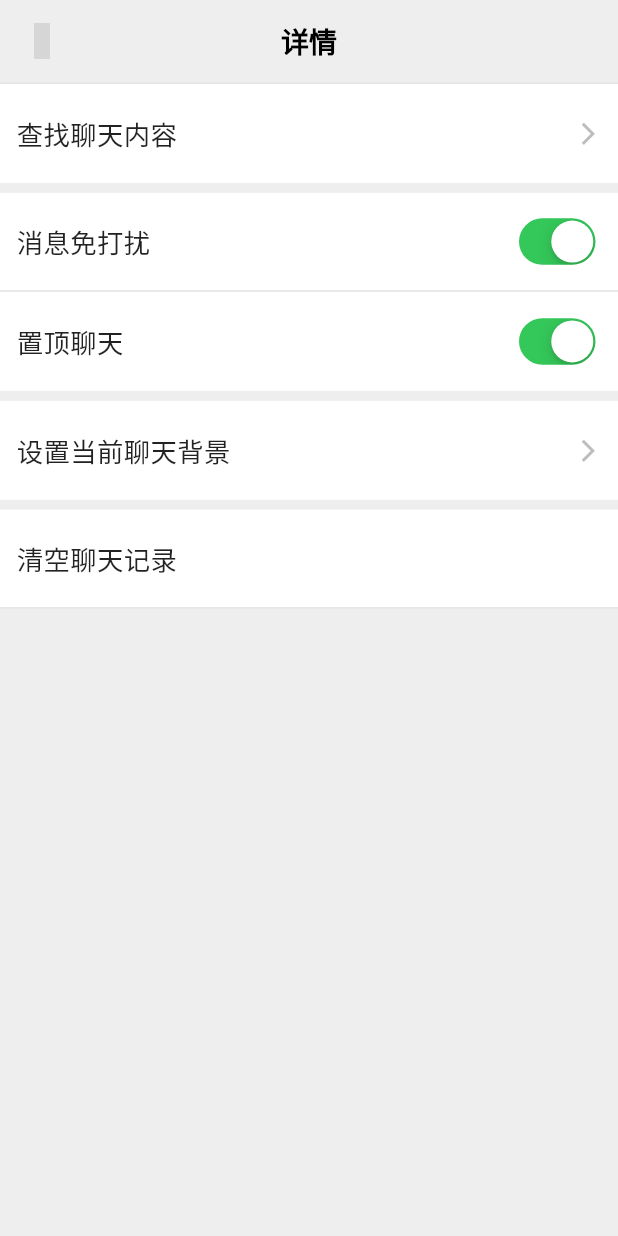
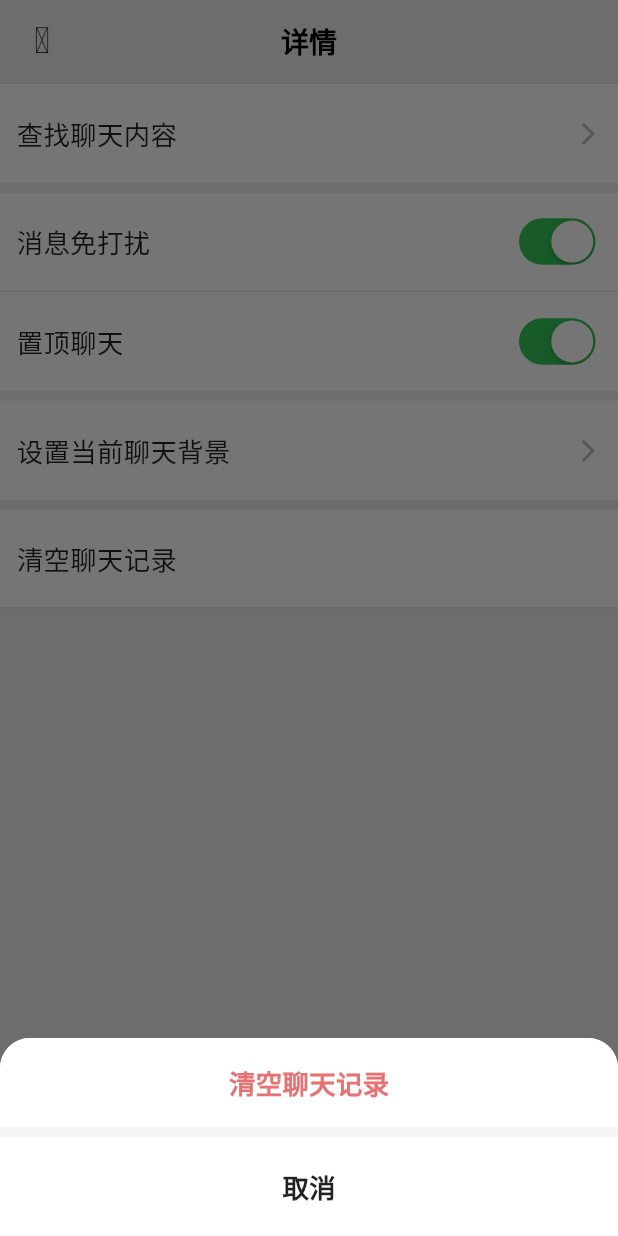
Before and after one commit to hjxool/chatApp, a Flutter app: the ChatDetailPage screen opened directly with empty values, after a tap on "清空聊天记录", on a phone screen of 412 x 824 dp. Run offline on Flutter 3.47's test engine with Material 3 defaults, Android fonts, the light colour scheme and no system bars; our stand-ins replace dio, flutter_riverpod, material_symbols_icons; network calls fail; grey boxes are pictures that could not be loaded.

Commit message:
封装底部弹窗、添加自定义类型方法等

```diff
--- a/lib/api/user.dart
+++ b/lib/api/user.dart
@@ -1,4 +1,5 @@
 import 'package:chat_app/api/dio_client.dart';
+import 'package:chat_app/components/common_api.dart';
 
 // 放纯数据模型
 class User {
@@ -8,14 +9,14 @@ class User {
 
   const User({required this.userId, this.noDisturb, this.isTop});
   // 通常带有 fromJson / toJson
-  factory User.fromJson(Map<String, dynamic> json) {
+  factory User.fromJson(JsonMap json) {
     return User(
       userId: json['userId'] as String, // 因为是dynamic 这里加as是保证类型安全
       noDisturb: json['noDisturb'] == true, // 有些接口可能返回1/0或者null 这里做兼容处理
       isTop: json['isTop'] == true,
     );
   }
-  Map<String, dynamic> toJson() => {
+  JsonMap toJson() => {
     'userId': userId, // dart中因为不存在全局变量 因此在不产生命名冲突时 可以省略this
     'noDisturb': noDisturb,
     'isTop': isTop,
@@ -46,8 +47,6 @@ class UserApi {
         },
       );
     });
-    return (data as List<Map<String, dynamic>>)
-        .map((e) => User.fromJson(e))
-        .toList();
+    return (data as List<JsonMap>).map((e) => User.fromJson(e)).toList();
   }
 }
--- a/lib/components/common_api.dart
+++ b/lib/components/common_api.dart
@@ -106,3 +106,5 @@ bool _hasToJson(dynamic obj) {
     return false;
   }
 }
+
+typedef JsonMap = Map<String, dynamic>;
--- /dev/null
+++ b/lib/components/popup.dart
@@ -0,0 +1,96 @@
+import 'package:flutter/material.dart';
+import 'common_api.dart';
+
+Widget _rowStyle(
+  String label, {
+  Color? color,
+  bool bottomLine = true,
+  VoidCallback? onTap,
+}) {
+  // InkWell 必须依附于 Material 才能显示水波纹
+  return Material(
+    color: Colors.white,
+    child: InkWell(
+      onTap: onTap,
+      child: Container(
+        height: 120.rpx,
+        padding: EdgeInsets.symmetric(horizontal: 20.rpx),
+        decoration: BoxDecoration(
+          // 使用InkWell时 自组件的背景色必须移到Ink组件或外部 否则子组件背景色会盖住水波纹
+          // color: Colors.white,
+          border: bottomLine
+              ? BoxBorder.fromLTRB(
+                  bottom: BorderSide(color: Colors.grey[100]!, width: 12.rpx),
+                )
+              : null,
+        ),
+        child: Center(
+          child: Text(
+            label,
+            style: TextStyle(
+              color: color ?? Colors.black87,
+              fontSize: 32.rpx,
+              fontWeight: FontWeight.bold,
+            ),
+          ),
+        ),
+      ),
+    ),
+  );
+}
+
+class PopItem {
+  final String label;
+  final Color? color;
+  final void Function(PopItem) onTap;
+  final JsonMap? extra;
+
+  PopItem({required this.label, this.color, required this.onTap, this.extra});
+  JsonMap toJson() => {'label': label, ...?extra};
+}
+
+// 底部弹窗
+void popBottom({required BuildContext context, required List<PopItem> items}) {
+  showModalBottomSheet(
+    context: context,
+    // 支持圆角裁切 如果不加 自定义的圆角背景会被顶层的直角阴影覆盖
+    clipBehavior: Clip.antiAlias,
+    // 设置弹窗的外观形状
+    shape: const RoundedRectangleBorder(
+      borderRadius: BorderRadius.only(
+        topLeft: Radius.circular(20.0),
+        topRight: Radius.circular(20.0),
+      ),
+    ),
+    builder: (context) {
+      return Column(
+        mainAxisSize: MainAxisSize.min,
+        children: [
+          ...items.map(
+            (e) => _rowStyle(
+              e.label,
+              color: e.color,
+              onTap: () {
+                e.onTap(e);
+                Navigator.pop(context);
+              },
+            ),
+          ),
+          // SizedBox(
+          //   // 相当于width：100% 只能用于父组件尺寸有限制的情况
+          //   // 如当前在Column下 其横向宽度受限 所以横向可以用double.infinity
+          //   width: double.infinity,
+          // ),
+          SafeArea(
+            top: false,
+            child: _rowStyle(
+              '取消',
+              bottomLine: false,
+              onTap: () => Navigator.pop(context),
+            ),
+          ),
+        ],
+      );
+    },
+  );
+}
--- a/lib/view/chat_detail_page.dart
+++ b/lib/view/chat_detail_page.dart
@@ -5,32 +5,42 @@ import 'package:chat_app/components/cus_app_bar.dart';
 import 'package:flutter/cupertino.dart';
 import 'package:flutter/material.dart';
 import 'package:flutter_riverpod/flutter_riverpod.dart';
+import 'package:chat_app/components/popup.dart';
 
 class ChatDetailPage extends ConsumerWidget {
   const ChatDetailPage({super.key});
 
   @override
   Widget build(BuildContext context, WidgetRef ref) {
-    final args = context.arguments<Map<String, dynamic>>();
+    final args = context.arguments<JsonMap>();
+    // #region
     // select 监听特定属性变化
-    final curUser = ref.watch(
-      UserConfigProvider.select((state) {
-        consoleLog('用户详情', obj: state.value?.userInfos);
-        return state.value?.userInfos?.firstWhere(
-          (e) => e.userId == args?['userId'],
-          orElse: () => User(userId: '', noDisturb: true, isTop: true),
-        );
-      }),
-    );
+    // 会执行两次select 一次是修改状态后 一次是下面watch触发build重新执行到select时 因为很冗余这里不需要select
+    // final curUser = ref.watch(
+    //   UserConfigProvider.select((state) {
+    //     return state.value?.userInfos?.firstWhere(
+    //       (e) => e.userId == args?['userId'],
+    //       orElse: () => User(userId: '', noDisturb: true, isTop: true),
+    //     );
+    //   }),
+    // );
+    // #endregion
+
+    // 组件只保留一个watch监听整个异步状态
+    final configState = ref.watch(UserConfigProvider);
 
     return Scaffold(
       appBar: CusAppBar(title: '详情'),
       body: Container(
         color: Colors.grey[200],
-        child: ref
-            .watch(UserConfigProvider)
-            .when(
-              data: (_) => Column(
+        child: configState.when(
+          data: (data) {
+            consoleLog('用户详情', obj: data.userInfos);
+            final curUser = data.userInfos?.firstWhere(
+              (e) => e.userId == args?['userId'],
+              orElse: () => User(userId: '', noDisturb: true, isTop: true),
+            );
+            return Column(
               children: [
                 rowStyle(
                   '查找聊天内容',
@@ -44,10 +54,7 @@ class ChatDetailPage extends ConsumerWidget {
                     onChanged: (value) {
                       ref
                           .read(UserConfigProvider.notifier)
-                            .setUserInfo(
-                              args?['userId'] ?? '',
-                              noDisturb: value,
-                            );
+                          .setUserInfo(args?['userId'] ?? '', noDisturb: value);
                     },
                   ),
                 ),
@@ -68,14 +75,14 @@ class ChatDetailPage extends ConsumerWidget {
                   newline: true,
                   icon: Icons.arrow_forward_ios,
                 ),
-                  rowStyle('清空聊天记录', newline: false),
+                rowStyle('清空聊天记录', newline: false, context: context),
               ],
-              ),
+            );
+          },
           error: (err, _) => Center(child: Text('加载失败: $err')),
           loading: () => null,
         ),
       ),
-      // body: ref.watch(UserConfigProvider).when(data: data, error: error, loading: loading),
     );
   }
 
@@ -85,10 +92,21 @@ class ChatDetailPage extends ConsumerWidget {
     IconData? icon,
     bool newline = false,
     Widget? onOff,
+    BuildContext? context,
   }) {
     return GestureDetector(
       onTap: () {
-        consoleLog('点击了$rowStyle', tag: '详情页点击');
+        consoleLog('点击了$label', tag: '详情页点击');
+        if (label == '清空聊天记录') {
+          final List<PopItem> items = [
+            PopItem(
+              label: '清空聊天记录',
+              color: Colors.red[300],
+              onTap: (e) => consoleLog('底部弹窗事件', obj: e),
+            ),
+          ];
+          popBottom(context: context!, items: items);
+        }
       },
       child: Container(
         height: 120.rpx,
--- a/lib/view/chat_log_page.dart
+++ b/lib/view/chat_log_page.dart
@@ -21,7 +21,7 @@ class _ChatLogPageState extends State<ChatLogPage> {
 
   @override
   Widget build(BuildContext context) {
-    final args = context.arguments<Map<String, dynamic>>(); // 接收参数
+    final args = context.arguments<JsonMap>(); // 接收参数
     double bottom = MediaQuery.of(context).viewInsets.bottom;
     // 测试数据
     final messages = [
```
Lines whose indentation alone changed are shown as unchanged.
